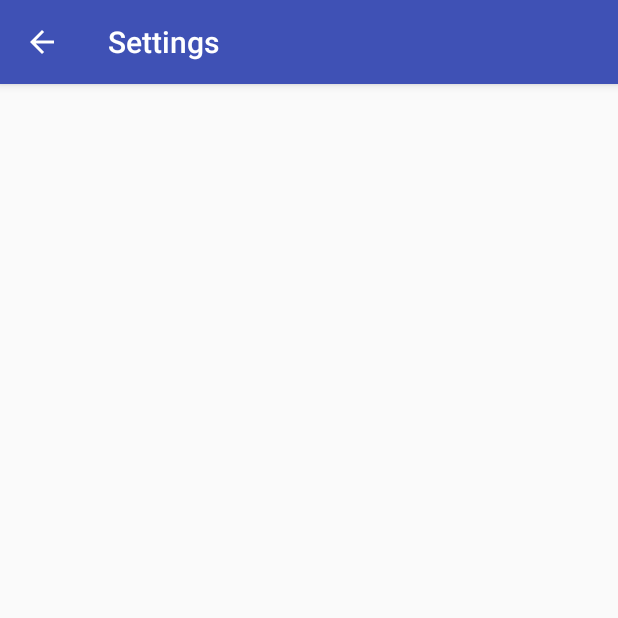
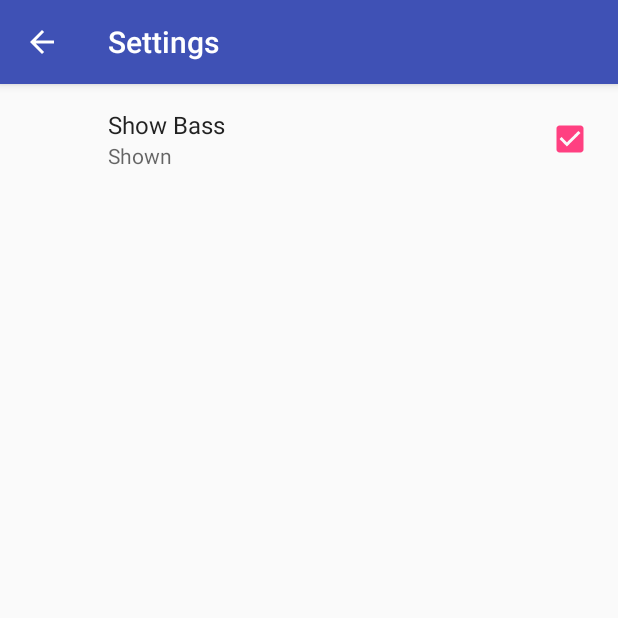
Before and after one commit to JuniiiSays/PreferencesVisualizer, an Android app: the SettingsActivity screen opened directly, with no data from a screen before it, on a phone screen of 412 x 824 dp, the top half of it. Run offline under Robolectric (Android 15) with nearby library versions, the phone set to English and light mode, and no system bars; our stand-ins replace androidx.preference.

Commit message:
T06.02 MakeAPreferenceFragment : Setting Screen working fine

```diff
--- a/app/build.gradle
+++ b/app/build.gradle
@@ -19,7 +19,7 @@ android {
 
 dependencies {
     implementation fileTree(dir: 'libs', include: ['*.jar'])
-    implementation 'androidx.appcompat:appcompat:1.5.1'
+    implementation 'androidx.appcompat:appcompat:1.4.2'
     implementation 'com.google.android.material:material:1.6.1'
     implementation 'androidx.constraintlayout:constraintlayout:2.1.4'
 
--- a/app/src/main/java/android/example/com/visualizerpreferences/SettingsFragment.java
+++ b/app/src/main/java/android/example/com/visualizerpreferences/SettingsFragment.java
@@ -5,7 +5,11 @@ import android.os.Bundle;
 import androidx.annotation.Nullable;
 import androidx.preference.PreferenceFragmentCompat;
 
-class SettingsFragment extends PreferenceFragmentCompat {
+public class SettingsFragment extends PreferenceFragmentCompat {
+
+    public SettingsFragment() {
+    }
+
     @Override
     public void onCreatePreferences(@Nullable Bundle savedInstanceState, @Nullable String rootKey) {
         addPreferencesFromResource(R.xml.pref_visualizer);
--- a/app/src/main/res/layout/activity_settings.xml
+++ b/app/src/main/res/layout/activity_settings.xml
@@ -1,13 +1,7 @@
 <?xml version="1.0" encoding="utf-8"?>
-<RelativeLayout xmlns:android="http://schemas.android.com/apk/res/android"
-    xmlns:app="http://schemas.android.com/apk/res-auto"
-    xmlns:tools="http://schemas.android.com/tools"
+<fragment
+    xmlns:android="http://schemas.android.com/apk/res/android"
+    android:id="@+id/activity_setting"
     android:layout_width="match_parent"
     android:layout_height="match_parent"
-    android:paddingBottom="@dimen/activity_vertical_margin"
-    android:paddingLeft="@dimen/activity_horizontal_margin"
-    android:paddingRight="@dimen/activity_horizontal_margin"
-    android:paddingTop="@dimen/activity_vertical_margin"
-    tools:context=".SettingsActivity">
-
-</RelativeLayout>
+    android:name="android.example.com.visualizerpreferences.SettingsFragment"/>
--- a/app/src/main/res/values/styles.xml
+++ b/app/src/main/res/values/styles.xml
@@ -6,6 +6,7 @@
         <item name="colorPrimary">@color/colorPrimary</item>
         <item name="colorPrimaryDark">@color/colorPrimaryDark</item>
         <item name="colorAccent">@color/colorAccent</item>
+        <item name="preferenceTheme">@style/PreferenceThemeOverlay</item>
     </style>
 
 </resources>
```
